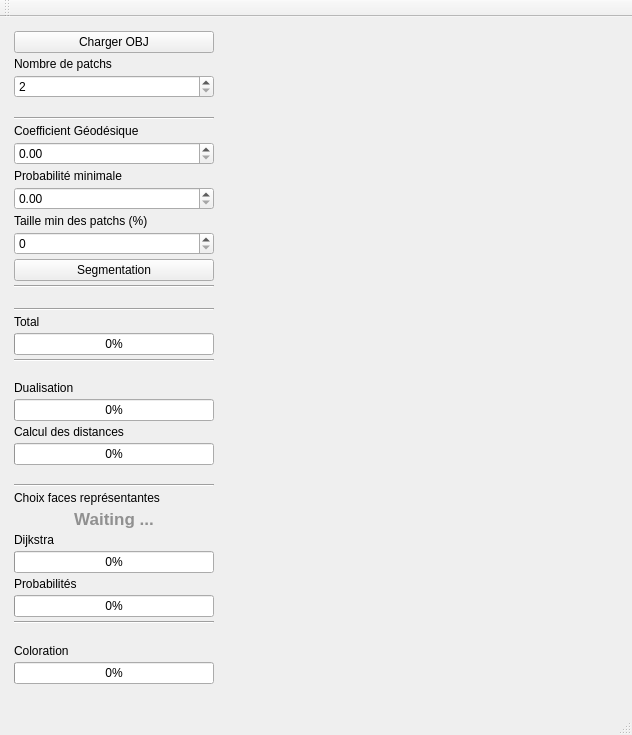
Qt form mainwindow.ui (theauriffaut/TER-Segmentation-hierarchique) before a commit.
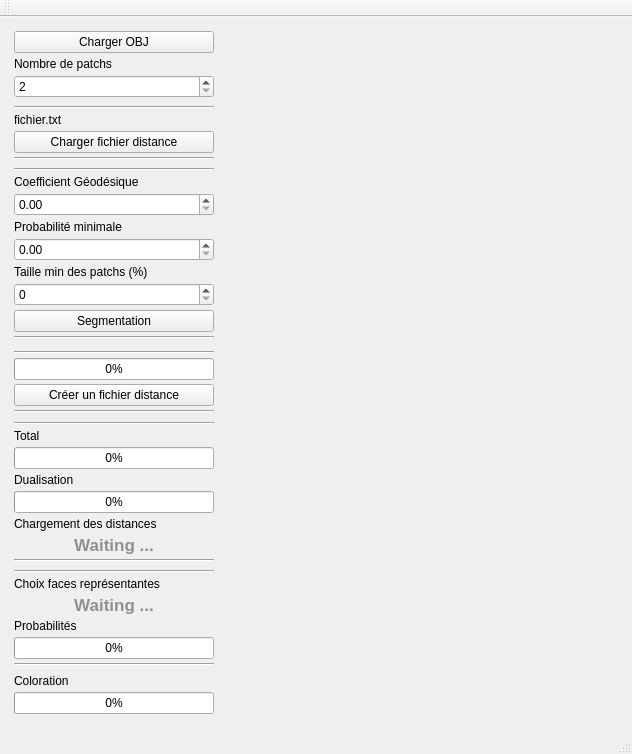
The same form after that commit. Custom widgets are drawn as their Qt base class.

The edit to the form file:
```diff
--- a/mainwindow.ui
+++ b/mainwindow.ui
@@ -7,7 +7,7 @@
     <x>0</x>
     <y>0</y>
     <width>632</width>
-    <height>735</height>
+    <height>754</height>
    </rect>
   </property>
   <property name="windowTitle">
@@ -95,6 +95,47 @@
          </property>
         </widget>
        </item>
+       <item>
+        <widget class="QLabel" name="labelLoadDistance">
+         <property name="text">
+          <string>fichier.txt</string>
+         </property>
+        </widget>
+       </item>
+       <item>
+        <widget class="QPushButton" name="pushButtonLoadDistance">
+         <property name="text">
+          <string>Charger fichier distance</string>
+         </property>
+        </widget>
+       </item>
+       <item>
+        <widget class="Line" name="line_7">
+         <property name="orientation">
+          <enum>Qt::Horizontal</enum>
+         </property>
+        </widget>
+       </item>
+       <item>
+        <spacer name="verticalSpacer_7">
+         <property name="orientation">
+          <enum>Qt::Vertical</enum>
+         </property>
+         <property name="sizeHint" stdset="0">
+          <size>
+           <width>20</width>
+           <height>40</height>
+          </size>
+         </property>
+        </spacer>
+       </item>
+       <item>
+        <widget class="Line" name="line_8">
+         <property name="orientation">
+          <enum>Qt::Horizontal</enum>
+         </property>
+        </widget>
+       </item>
        <item>
         <widget class="QLabel" name="label_8">
          <property name="text">
@@ -173,6 +214,60 @@
          </property>
         </spacer>
        </item>
+       <item>
+        <spacer name="verticalSpacer_8">
+         <property name="orientation">
+          <enum>Qt::Vertical</enum>
+         </property>
+         <property name="sizeHint" stdset="0">
+          <size>
+           <width>20</width>
+           <height>40</height>
+          </size>
+         </property>
+        </spacer>
+       </item>
+       <item>
+        <widget class="Line" name="line_10">
+         <property name="orientation">
+          <enum>Qt::Horizontal</enum>
+         </property>
+        </widget>
+       </item>
+       <item>
+        <widget class="QProgressBar" name="progressComputeDistance">
+         <property name="value">
+          <number>0</number>
+         </property>
+        </widget>
+       </item>
+       <item>
+        <widget class="QPushButton" name="pushButtonComputeDistance">
+         <property name="text">
+          <string>Créer un fichier distance</string>
+         </property>
+        </widget>
+       </item>
+       <item>
+        <widget class="Line" name="line_9">
+         <property name="orientation">
+          <enum>Qt::Horizontal</enum>
+         </property>
+        </widget>
+       </item>
+       <item>
+        <spacer name="verticalSpacer_6">
+         <property name="orientation">
+          <enum>Qt::Vertical</enum>
+         </property>
+         <property name="sizeHint" stdset="0">
+          <size>
+           <width>20</width>
+           <height>40</height>
+          </size>
+         </property>
+        </spacer>
+       </item>
        <item>
         <widget class="Line" name="line">
          <property name="orientation">
@@ -194,26 +289,6 @@
          </property>
         </widget>
        </item>
-       <item>
-        <widget class="Line" name="line_5">
-         <property name="orientation">
-          <enum>Qt::Horizontal</enum>
-         </property>
-        </widget>
-       </item>
-       <item>
-        <spacer name="verticalSpacer_6">
-         <property name="orientation">
-          <enum>Qt::Vertical</enum>
-         </property>
-         <property name="sizeHint" stdset="0">
-          <size>
-           <width>20</width>
-           <height>40</height>
-          </size>
-         </property>
-        </spacer>
-       </item>
        <item>
         <widget class="QLabel" name="label_4">
          <property name="text">
@@ -231,14 +306,68 @@
        <item>
         <widget class="QLabel" name="label_11">
          <property name="text">
-          <string>Calcul des distances</string>
+          <string>Chargement des distances</string>
          </property>
         </widget>
        </item>
        <item>
-        <widget class="QProgressBar" name="progressDistance">
-         <property name="value">
-          <number>0</number>
+        <widget class="QLabel" name="label">
+         <property name="palette">
+          <palette>
+           <active>
+            <colorrole role="WindowText">
+             <brush brushstyle="SolidPattern">
+              <color alpha="255">
+               <red>144</red>
+               <green>144</green>
+               <blue>144</blue>
+              </color>
+             </brush>
+            </colorrole>
+           </active>
+           <inactive>
+            <colorrole role="WindowText">
+             <brush brushstyle="SolidPattern">
+              <color alpha="255">
+               <red>144</red>
+               <green>144</green>
+               <blue>144</blue>
+              </color>
+             </brush>
+            </colorrole>
+           </inactive>
+           <disabled>
+            <colorrole role="WindowText">
+             <brush brushstyle="SolidPattern">
+              <color alpha="255">
+               <red>190</red>
+               <green>190</green>
+               <blue>190</blue>
+              </color>
+             </brush>
+            </colorrole>
+           </disabled>
+          </palette>
+         </property>
+         <property name="font">
+          <font>
+           <pointsize>13</pointsize>
+           <weight>75</weight>
+           <bold>true</bold>
+          </font>
+         </property>
+         <property name="text">
+          <string>Waiting ...</string>
+         </property>
+         <property name="alignment">
+          <set>Qt::AlignCenter</set>
+         </property>
+        </widget>
+       </item>
+       <item>
+        <widget class="Line" name="line_5">
+         <property name="orientation">
+          <enum>Qt::Horizontal</enum>
          </property>
         </widget>
        </item>
@@ -323,20 +452,6 @@
          </property>
         </widget>
        </item>
-       <item>
-        <widget class="QLabel" name="label">
-         <property name="text">
-          <string>Dijkstra</string>
-         </property>
-        </widget>
-       </item>
-       <item>
-        <widget class="QProgressBar" name="progressDijkstra">
-         <property name="value">
-          <number>0</number>
-         </property>
-        </widget>
-       </item>
        <item>
         <widget class="QLabel" name="label_6">
          <property name="text">
```
